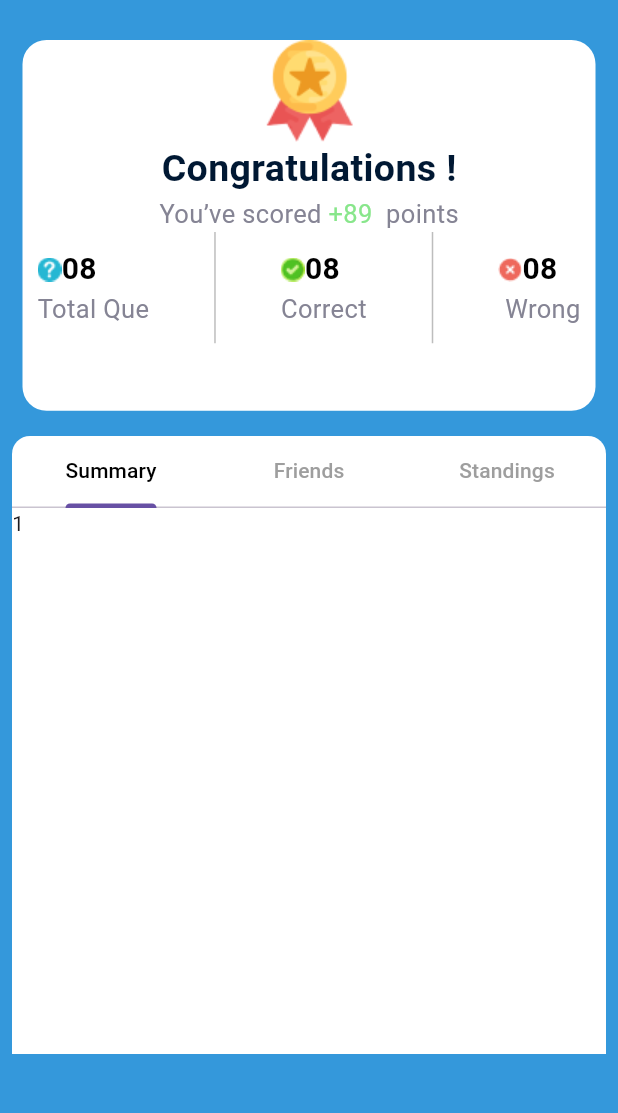
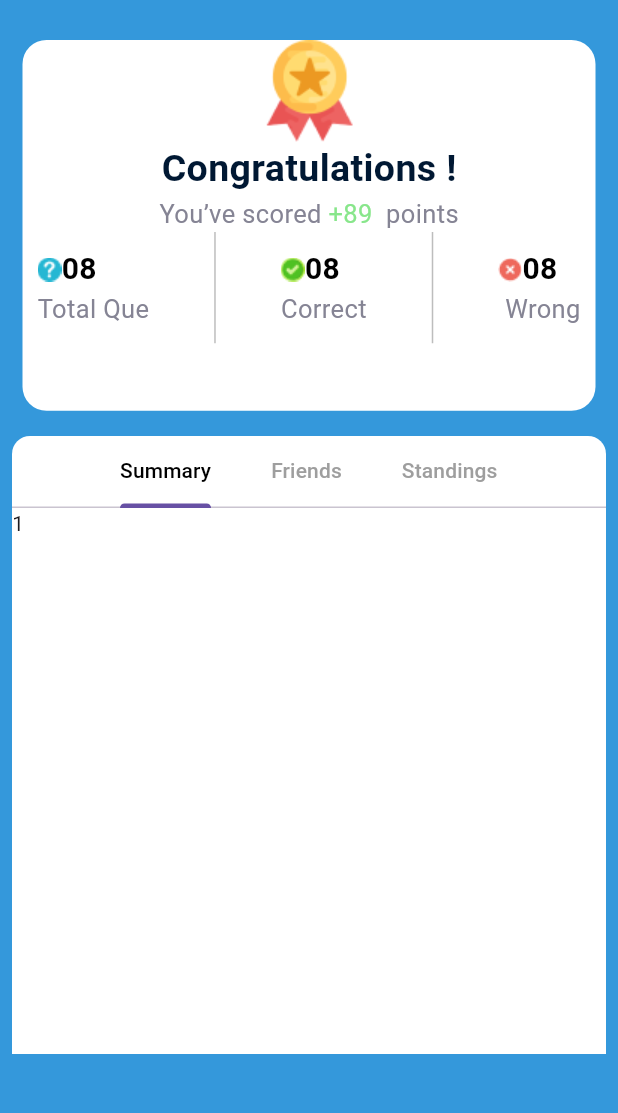
Before and after one commit to mahmoudrabie97/quiz_APP, a Flutter app: the QuizSummary screen opened directly, on a phone screen of 412 x 824 dp, the part 95-1208 px from its top. Run offline on Flutter 3.47's test engine with Material 3 defaults, Android fonts, the phone set to English and light mode, and no system bars; our stand-ins replace flutter_bloc, flutter_svg, shared_preferences; accounts and stored records are empty; project files that could hold a hidden picture were left out.

Commit message:
fix conflict

```diff
--- a/lib/pages/quiz_summary/widgets/custom_tabBar_item.dart
+++ b/lib/pages/quiz_summary/widgets/custom_tabBar_item.dart
@@ -62,8 +62,8 @@ class _CustomRowWordsState extends State<CustomRowWords>
             controller: tabController,
             labelColor: Colors.black,
             unselectedLabelColor: Colors.grey,
-            // labelPadding: EdgeInsets.only(right: 0, left: 0),
-            //isScrollable: true,
+            labelPadding: EdgeInsets.only(right: 20, left: 20),
+            isScrollable: true,
             tabs: [
               Tab(text: 'Summary'),
               Tab(text: 'Friends'),
```
